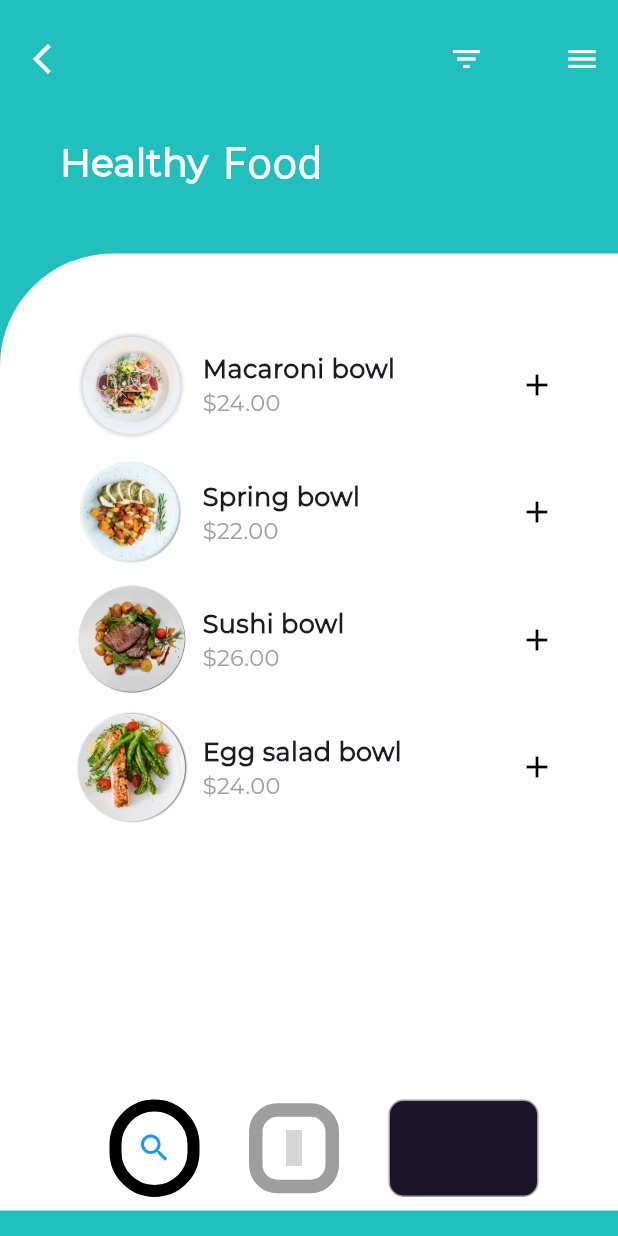
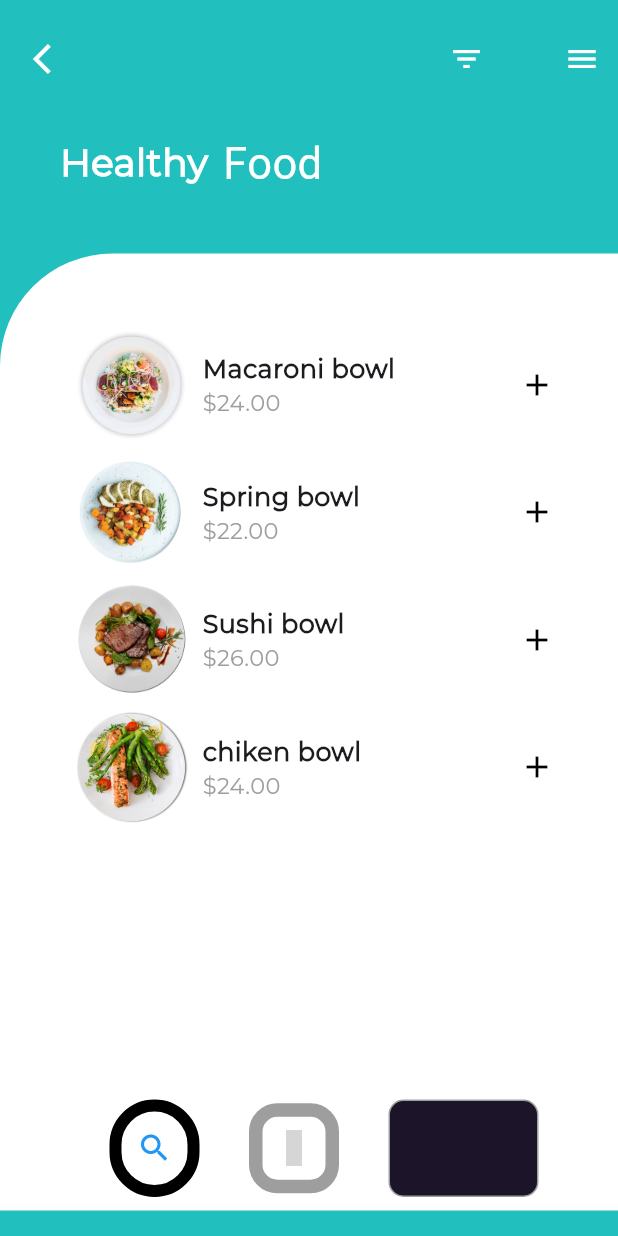
Before and after one commit to nawo6TGJD/App-CalFit-, a Flutter app: the screen it shows after launch, on a phone screen of 412 x 824 dp. Run offline on Flutter 3.47's test engine with Material 3 defaults, Android fonts, the phone set to English and light mode, and no system bars; statements that could not run were skipped; project files that could hold a hidden picture were left out; grey boxes are pictures that could not be loaded.

Commit message:
Update main.dart

```diff
--- a/lib/main.dart
+++ b/lib/main.dart
@@ -99,7 +99,7 @@ class _MyHomePageState extends State<MyHomePage> {
                           _buildFoodItem(
                               'assets/plate6.png', 'Sushi bowl', '\$26.00'),
                           _buildFoodItem(
-                              'assets/plate5.png', 'Egg salad bowl', '\$24.00')
+                              'assets/plate5.png', 'chiken bowl', '\$24.00')
                         ]))),
                 Row(
                   mainAxisAlignment: MainAxisAlignment.spaceEvenly,
```
